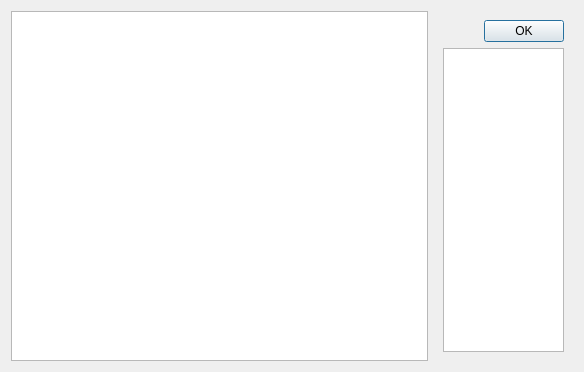
Above: src/datavisualizer.ui from spuriousdata/BinGrok before the change. Below: the same form after it.
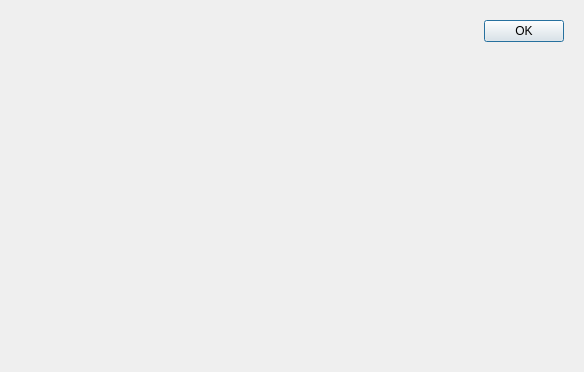
That is the form after the change.

Commit message: replace datavisualizer text_display widget so we can capture mouse events

Diff of the .ui file:
```diff
--- a/src/datavisualizer.ui
+++ b/src/datavisualizer.ui
@@ -14,21 +14,11 @@
    <string>BinGrok :: Data Visualizer</string>
   </property>
   <layout class="QHBoxLayout" name="horizontalLayout">
-   <item>
-    <widget class="QTextEdit" name="text_display">
-     <property name="sizePolicy">
-      <sizepolicy hsizetype="Expanding" vsizetype="Expanding">
-       <horstretch>3</horstretch>
-       <verstretch>0</verstretch>
-      </sizepolicy>
-     </property>
-    </widget>
-   </item>
    <item>
     <widget class="QWidget" name="right_panel" native="true">
      <property name="sizePolicy">
       <sizepolicy hsizetype="Preferred" vsizetype="Preferred">
-       <horstretch>1</horstretch>
+       <horstretch>0</horstretch>
        <verstretch>0</verstretch>
       </sizepolicy>
      </property>
@@ -44,33 +34,15 @@
        </widget>
       </item>
       <item>
-       <widget class="QPlainTextEdit" name="status_panel">
+       <widget class="QLabel" name="status_panel">
         <property name="sizePolicy">
          <sizepolicy hsizetype="Preferred" vsizetype="Expanding">
           <horstretch>0</horstretch>
-          <verstretch>1</verstretch>
+          <verstretch>0</verstretch>
          </sizepolicy>
         </property>
-        <property name="minimumSize">
-         <size>
-          <width>0</width>
-          <height>0</height>
-         </size>
-        </property>
-        <property name="focusPolicy">
-         <enum>Qt::NoFocus</enum>
-        </property>
-        <property name="contextMenuPolicy">
-         <enum>Qt::NoContextMenu</enum>
-        </property>
-        <property name="acceptDrops">
-         <bool>false</bool>
-        </property>
-        <property name="autoFillBackground">
-         <bool>false</bool>
-        </property>
-        <property name="textInteractionFlags">
-         <set>Qt::TextSelectableByKeyboard|Qt::TextSelectableByMouse</set>
+        <property name="text">
+         <string/>
         </property>
        </widget>
       </item>
```
Left out of the diff: 6 changed lines with no effect on the pictures. The commit also changes 9 other files.
